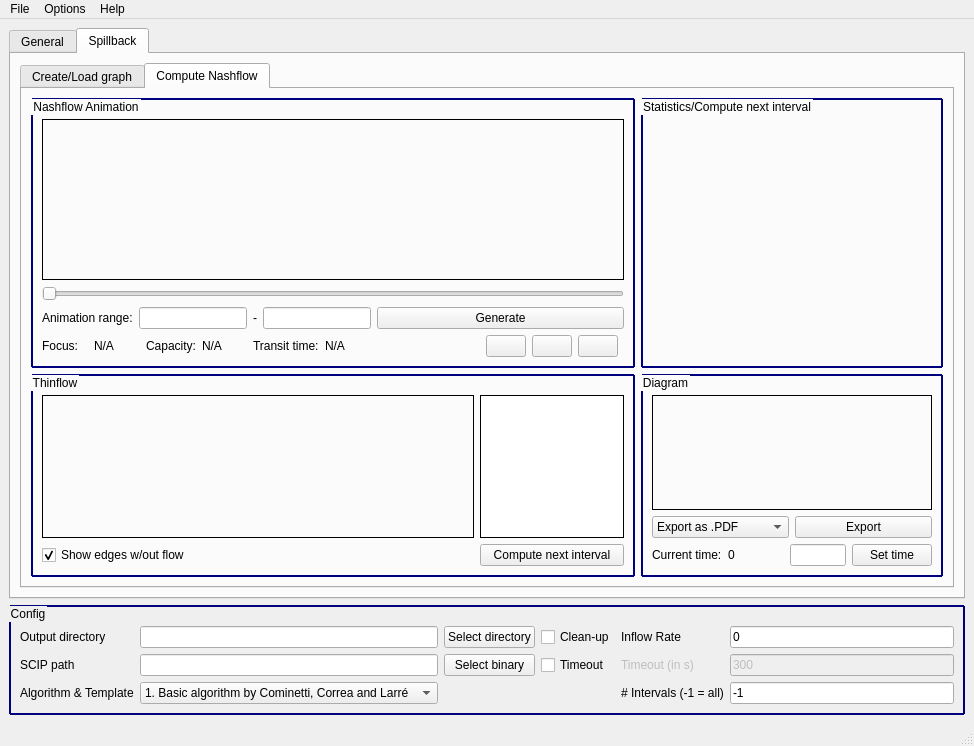
First picture: the form in source/ui/mainWdw.ui, repository LeonSering/NashFlowComputation, before the edit.
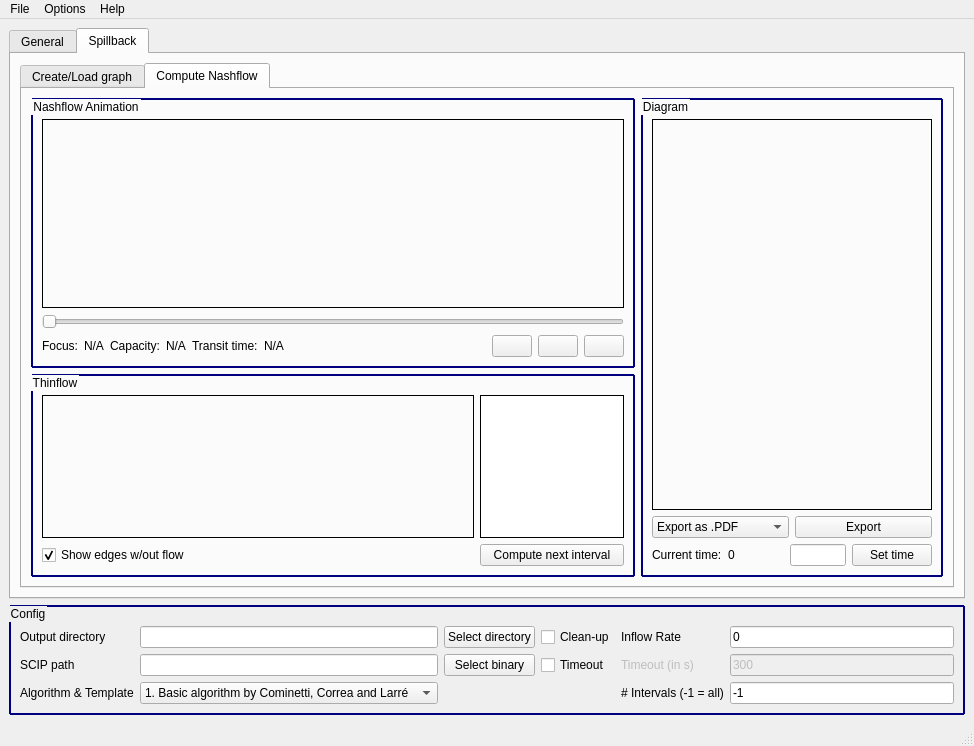
Second picture: the form after the edit. The open tabs and pages were chosen to show the change. Icons and pictures are not drawn.

Commit message: Moveg generate animation functionality to MenuBar

```diff
--- a/source/ui/mainWdw.ui
+++ b/source/ui/mainWdw.ui
@@ -1324,43 +1324,7 @@
                   </layout>
                  </item>
                  <item row="0" column="0">
-                  <layout class="QHBoxLayout" name="horizontalLayout_8">
-                   <item>
-                    <widget class="QLabel" name="label_48">
-                     <property name="text">
-                      <string>Animation range:</string>
-                     </property>
-                    </widget>
-                   </item>
-                   <item>
-                    <widget class="QLineEdit" name="animationStartLineEdit_spillback">
-                     <property name="text">
-                      <string/>
-                     </property>
-                    </widget>
-                   </item>
-                   <item>
-                    <widget class="QLabel" name="label_49">
-                     <property name="text">
-                      <string>-</string>
-                     </property>
-                    </widget>
-                   </item>
-                   <item>
-                    <widget class="QLineEdit" name="animationEndLineEdit_spillback">
-                     <property name="text">
-                      <string/>
-                     </property>
-                    </widget>
-                   </item>
-                  </layout>
-                 </item>
-                 <item row="0" column="3" colspan="2">
-                  <widget class="QPushButton" name="generateAnimationPushButton_spillback">
-                   <property name="text">
-                    <string>Generate</string>
-                   </property>
-                  </widget>
+                  <layout class="QHBoxLayout" name="horizontalLayout_8"/>
                  </item>
                 </layout>
                </item>
@@ -1468,7 +1432,7 @@
               </layout>
              </widget>
             </item>
-            <item row="2" column="1">
+            <item row="1" column="1" rowspan="2">
              <widget class="QGroupBox" name="groupBox_11">
               <property name="sizePolicy">
                <sizepolicy hsizetype="Preferred" vsizetype="Preferred">
@@ -1593,37 +1557,6 @@
               </layout>
              </widget>
             </item>
-            <item row="1" column="1">
-             <widget class="QGroupBox" name="groupBox_13">
-              <property name="styleSheet">
-               <string notr="true">QGroupBox { 
-     border: 2px solid rgb(0, 0, 127); 
-     border-radius: 1px; 
- } </string>
-              </property>
-              <property name="title">
-               <string>Statistics/Compute next interval</string>
-              </property>
-              <layout class="QVBoxLayout" name="verticalLayout_11">
-               <item>
-                <spacer name="verticalSpacer_15">
-                 <property name="orientation">
-                  <enum>Qt::Vertical</enum>
-                 </property>
-                 <property name="sizeType">
-                  <enum>QSizePolicy::Fixed</enum>
-                 </property>
-                 <property name="sizeHint" stdset="0">
-                  <size>
-                   <width>20</width>
-                   <height>10</height>
-                  </size>
-                 </property>
-                </spacer>
-               </item>
-              </layout>
-             </widget>
-            </item>
            </layout>
           </widget>
          </widget>
```
Left out of the diff: 281 changed lines with no effect on the pictures. The commit also changes 2 other files.
